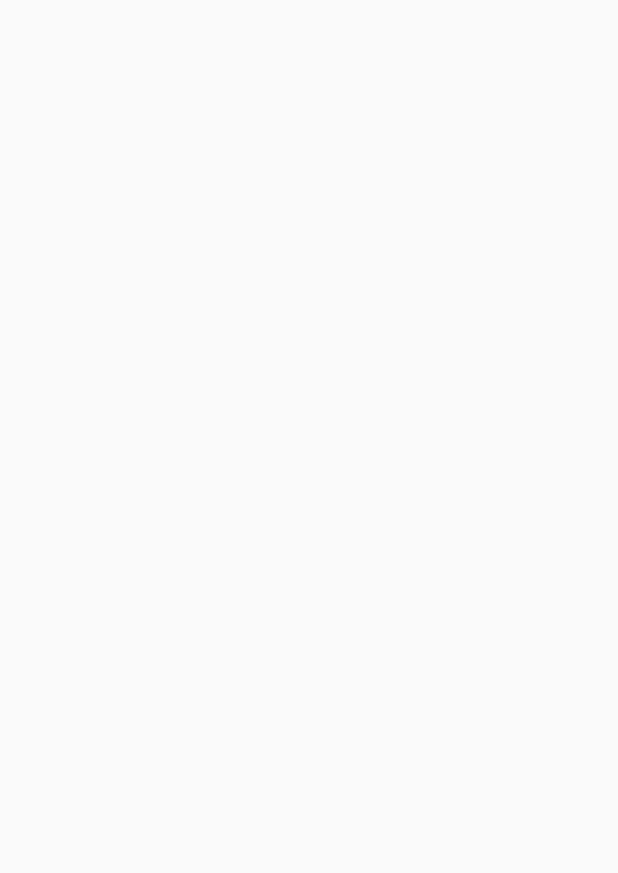
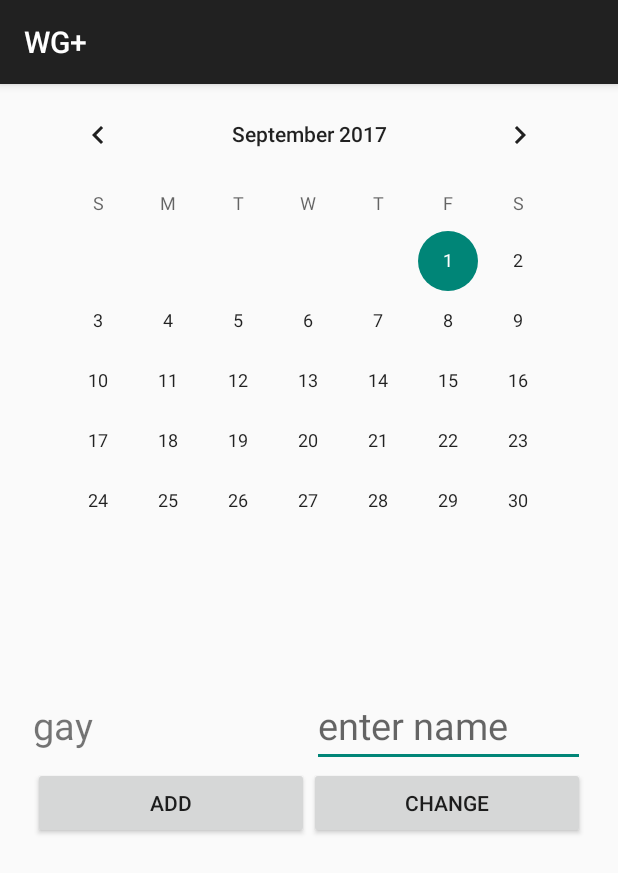
Before and after one commit to SDob1993/WGPlus05, an Android app: the Putzplan screen opened directly, with no data from a screen before it, on a phone screen of 412 x 824 dp. Before the commit the part shown is empty. Shown: the top 873 px of the screen. Run offline under Robolectric (Android 15) with nearby library versions, the phone set to English and light mode, and no system bars.

Commit message:
Also MainMenu hat jetzt wieder ne Actionbar aber ohne Logo, Putzplan muss ich aber noch bissl was dran machen

```diff
--- a/app/build.gradle
+++ b/app/build.gradle
@@ -5,7 +5,7 @@ android {
     buildToolsVersion "26.0.0"
     defaultConfig {
         applicationId "ur.mi.android.wgplus05"
-        minSdkVersion 15
+        minSdkVersion 16
         targetSdkVersion 25
         versionCode 1
         versionName "1.0"
--- a/app/src/main/AndroidManifest.xml
+++ b/app/src/main/AndroidManifest.xml
@@ -8,7 +8,7 @@
         android:label="@string/app_name"
         android:roundIcon="@drawable/ic_icon_hdx"
         android:supportsRtl="true"
-        android:theme="@style/Theme.AppCompat.Light.NoActionBar">
+        android:theme="@style/Theme.AppCompat.Light.DarkActionBar">
         <activity android:name=".MainActivity">
             <intent-filter>
                 <action android:name="android.intent.action.MAIN" />
--- a/app/src/main/java/ur/mi/android/wgplus05/MainActivity.java
+++ b/app/src/main/java/ur/mi/android/wgplus05/MainActivity.java
@@ -10,7 +10,6 @@ import android.widget.ImageButton;
 
 
 public class MainActivity extends AppCompatActivity {
-
 
 
     private ImageButton finanzenButton;
--- a/app/src/main/java/ur/mi/android/wgplus05/Putzplan.java
+++ b/app/src/main/java/ur/mi/android/wgplus05/Putzplan.java
@@ -1,13 +1,68 @@
 package ur.mi.android.wgplus05;
 
-import android.support.v7.app.AppCompatActivity;
+import android.support.v7.app.ActionBarActivity;
 import android.os.Bundle;
+import android.view.View;
+import android.widget.Button;
+import android.widget.CalendarView;
+import android.widget.EditText;
+import android.widget.TextView;
+import android.widget.Toast;
 
-public class Putzplan extends AppCompatActivity {
+import java.util.HashMap;
+
+public class Putzplan extends ActionBarActivity {
+
+    private CalendarView calenderView;
+    private TextView textView;
+    private HashMap userList;
+    private Button addUser;
+    private Button changeUser;
+    private EditText user;
 
     @Override
     protected void onCreate(Bundle savedInstanceState) {
         super.onCreate(savedInstanceState);
         setContentView(R.layout.activity_putzplan);
+
+        calenderView = (CalendarView) findViewById(R.id.calendarView);
+        textView = (TextView) findViewById(R.id.textView);
+        textView.setText("gay");
+        addUser = (Button) findViewById(R.id.button_add);
+        changeUser = (Button) findViewById(R.id.button_change);
+        user = (EditText) findViewById(R.id.editText);
+
+        initOnClickListener();
     }
+
+    private void initOnClickListener(){
+        addUser.setOnClickListener(new View.OnClickListener() {
+            @Override
+            public void onClick(View view) {
+                addUserToPutzplan();
+            }
+        });
+        changeUser.setOnClickListener(new View.OnClickListener() {
+            @Override
+            public void onClick(View view) {
+
+            }
+        });
+    }
+
+    private int getWeeklyNumber(){
+        return calenderView.getWeekDayTextAppearance();
+    }
+
+    private void assignUserForWeek(){
+        userList.put(getWeeklyNumber(), user);
+    }
+
+    private void addUserToPutzplan() {
+        if (user.getText().toString().length() != 0) {
+            textView.setText(user.toString());
+
+        } else Toast.makeText(this, "Musst schon an Namen eingeben", Toast.LENGTH_LONG);
+    }
+
 }
--- a/app/src/main/res/layout/activity_main.xml
+++ b/app/src/main/res/layout/activity_main.xml
@@ -15,14 +15,15 @@
         android:layout_width="match_parent"
         android:layout_weight="1"
         android:orientation="horizontal">
+
         <ImageButton
+            android:id="@+id/einkaufsliste_button"
+            android:layout_width="0dp"
             android:layout_height="match_parent"
-            android:layout_width="0dp"
             android:layout_weight="1"
-            android:id="@+id/einkaufsliste_button"
-            android:text="myWG"
             android:src="@drawable/ic_shopping_cart_black_24dp"
-            />
+            android:text="myWG" />
+
         <ImageButton
             android:layout_height="match_parent"
             android:layout_width="0dp"
@@ -38,16 +39,18 @@
         android:layout_width="match_parent"
         android:layout_weight="1"
         android:orientation="horizontal">
+
         <ImageButton
+            android:id="@+id/blackboard_button"
+            android:layout_width="0dp"
             android:layout_height="match_parent"
-            android:layout_width="0dp"
             android:layout_weight="1"
-            android:id="@+id/blackboard_button"
+            android:src="@drawable/ic_add_a_photo_black_24dp"
             android:text="blackboard_button"
-            android:src="@drawable/ic_add_a_photo_black_24dp"
 
 
             />
+
         <ImageButton
             android:layout_height="match_parent"
             android:layout_width="0dp"
--- a/app/src/main/res/layout/activity_putzplan.xml
+++ b/app/src/main/res/layout/activity_putzplan.xml
@@ -4,6 +4,76 @@
     xmlns:tools="http://schemas.android.com/tools"
     android:layout_width="match_parent"
     android:layout_height="match_parent"
-    tools:context="ur.mi.android.wgplus05.Putzplan">
+    >
+
+    <LinearLayout
+        android:layout_width="368dp"
+        android:layout_height="wrap_content"
+        tools:layout_editor_absoluteY="8dp"
+        android:orientation="vertical"
+        app:layout_constraintRight_toRightOf="parent"
+        app:layout_constraintLeft_toLeftOf="parent">
+
+        <CalendarView
+            android:id="@+id/calendarView"
+            android:layout_width="368dp"
+            android:layout_height="400dp"
+            app:layout_constraintLeft_toLeftOf="parent"
+            app:layout_constraintRight_toRightOf="parent"
+            tools:layout_editor_absoluteY="8dp"
+            />
+
+        <LinearLayout
+            android:layout_width="match_parent"
+            android:layout_height="match_parent"
+            tools:layout_editor_absoluteX="8dp"
+            tools:layout_editor_absoluteY="8dp"
+            android:orientation="horizontal"
+            >
+
+
+            <TextView
+                android:id="@+id/textView"
+                android:layout_width="186dp"
+                android:layout_height="wrap_content"
+                android:text="Wohnzimmer"
+                android:textSize="25dp"
+                tools:layout_editor_absoluteX="10dp"
+                tools:layout_editor_absoluteY="408dp"
+                />
+
+            <EditText
+                android:layout_width="match_parent"
+                android:layout_height="wrap_content"
+                android:hint="enter name"
+                android:textSize="25dp"
+                android:id="@+id/editText"
+                />
+
+        </LinearLayout>
+
+        <LinearLayout
+            android:layout_width="match_parent"
+            android:layout_height="match_parent"
+            tools:layout_editor_absoluteX="8dp"
+            tools:layout_editor_absoluteY="8dp">
+
+
+            <Button
+                android:id="@+id/button_add"
+                android:layout_width="wrap_content"
+                android:layout_height="wrap_content"
+                android:layout_weight="1"
+                android:text="Add" />
+
+            <Button
+                android:id="@+id/button_change"
+                android:layout_width="wrap_content"
+                android:layout_height="wrap_content"
+                android:layout_weight="1"
+                android:text="Change" />
+        </LinearLayout>
+
+    </LinearLayout>
 
 </android.support.constraint.ConstraintLayout>
--- a/app/src/main/res/menu/menu.xml
+++ b/app/src/main/res/menu/menu.xml
@@ -1,9 +1,15 @@
 <menu xmlns:android="http://schemas.android.com/apk/res/android"
     xmlns:tools="http://schemas.android.com/tools"
-    tools:context="de.ur.mi.android.excercises.walkthrough.PageOne">
+    tools:context="de.ur.mi.android.excercises.walkthrough.PageOne"
+
+    >
 
 
 
-
+    <item
+        android:id="@+id/action_settings"
+        android:orderInCategory="100"
+        android:showAsAction="never"
+        android:title="Settings"/>
 
 </menu>
```
